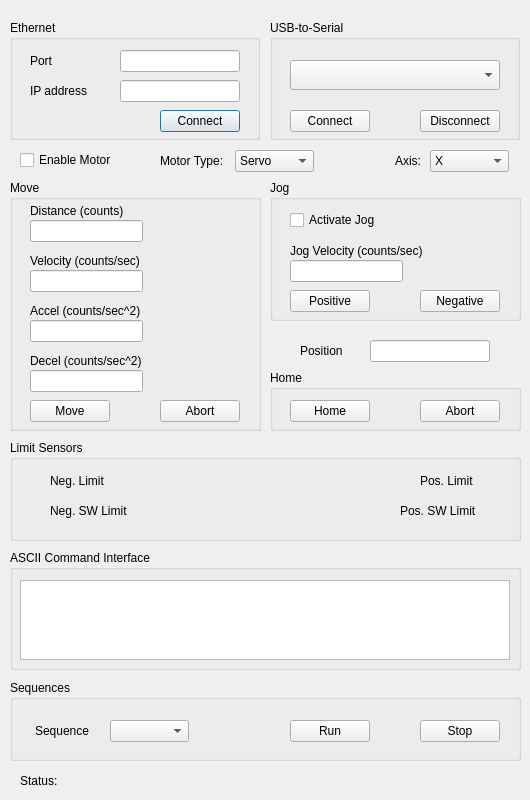
bobe-kui/MotionClient, file MotionClient.ui: the form before one commit.
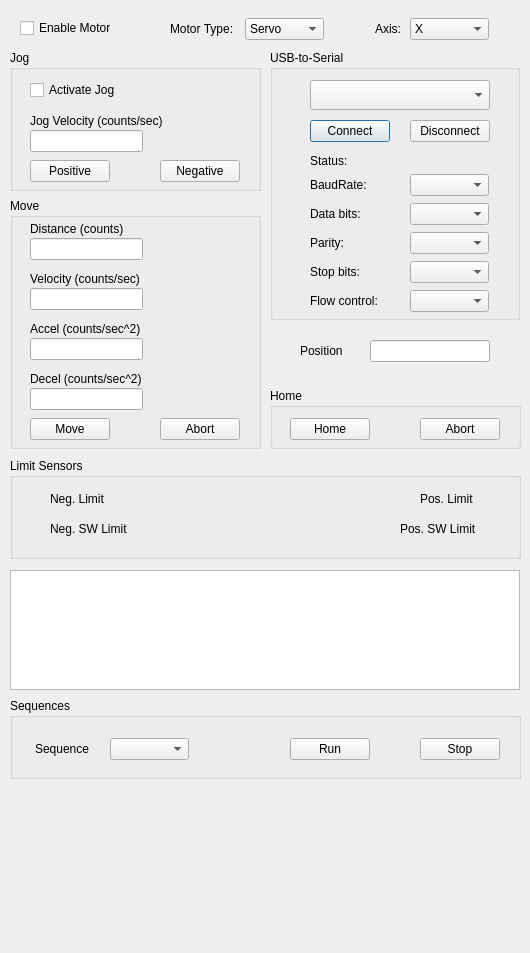
The form after the commit.

Commit message: Serial Ports successfully listed and connted

The edit to the form file:
```diff
--- a/MotionClient.ui
+++ b/MotionClient.ui
@@ -7,7 +7,7 @@
     <x>0</x>
     <y>0</y>
     <width>530</width>
-    <height>800</height>
+    <height>953</height>
    </rect>
   </property>
   <property name="windowTitle">
@@ -16,87 +16,6 @@
   <property name="autoFillBackground">
    <bool>false</bool>
   </property>
-  <widget class="QGroupBox" name="Ethernet">
-   <property name="enabled">
-    <bool>true</bool>
-   </property>
-   <property name="geometry">
-    <rect>
-     <x>10</x>
-     <y>20</y>
-     <width>250</width>
-     <height>120</height>
-    </rect>
-   </property>
-   <property name="title">
-    <string>Ethernet</string>
-   </property>
-   <widget class="QLineEdit" name="lineEdit">
-    <property name="geometry">
-     <rect>
-      <x>110</x>
-      <y>30</y>
-      <width>120</width>
-      <height>22</height>
-     </rect>
-    </property>
-   </widget>
-   <widget class="QLabel" name="PortLabel">
-    <property name="geometry">
-     <rect>
-      <x>20</x>
-      <y>30</y>
-      <width>57</width>
-      <height>22</height>
-     </rect>
-    </property>
-    <property name="lineWidth">
-     <number>1</number>
-    </property>
-    <property name="text">
-     <string>Port</string>
-    </property>
-   </widget>
-   <widget class="QLineEdit" name="lineEdit_2">
-    <property name="geometry">
-     <rect>
-      <x>110</x>
-      <y>60</y>
-      <width>120</width>
-      <height>22</height>
-     </rect>
-    </property>
-   </widget>
-   <widget class="QLabel" name="IPLabel">
-    <property name="geometry">
-     <rect>
-      <x>20</x>
-      <y>60</y>
-      <width>61</width>
-      <height>22</height>
-     </rect>
-    </property>
-    <property name="text">
-     <string>IP address</string>
-    </property>
-   </widget>
-   <widget class="QPushButton" name="EthernetButton">
-    <property name="enabled">
-     <bool>true</bool>
-    </property>
-    <property name="geometry">
-     <rect>
-      <x>150</x>
-      <y>90</y>
-      <width>80</width>
-      <height>22</height>
-     </rect>
-    </property>
-    <property name="text">
-     <string>Connect</string>
-    </property>
-   </widget>
-  </widget>
   <widget class="QGroupBox" name="USBtoSerialBox">
    <property name="enabled">
     <bool>true</bool>
@@ -104,9 +23,9 @@
    <property name="geometry">
     <rect>
      <x>270</x>
-     <y>20</y>
+     <y>50</y>
      <width>250</width>
-     <height>120</height>
+     <height>270</height>
     </rect>
    </property>
    <property name="title">
@@ -115,8 +34,8 @@
    <widget class="QPushButton" name="PushButton_PortConnect">
     <property name="geometry">
      <rect>
-      <x>20</x>
-      <y>90</y>
+      <x>40</x>
+      <y>70</y>
       <width>80</width>
       <height>22</height>
      </rect>
@@ -125,21 +44,11 @@
      <string>Connect</string>
     </property>
    </widget>
-   <widget class="QComboBox" name="serialPortInfoListBox">
-    <property name="geometry">
-     <rect>
-      <x>20</x>
-      <y>40</y>
-      <width>210</width>
-      <height>30</height>
-     </rect>
-    </property>
-   </widget>
    <widget class="QPushButton" name="PushButton_PortDisconnect">
     <property name="geometry">
      <rect>
-      <x>150</x>
-      <y>90</y>
+      <x>140</x>
+      <y>70</y>
       <width>80</width>
       <height>22</height>
      </rect>
@@ -148,12 +57,150 @@
      <string>Disconnect</string>
     </property>
    </widget>
+   <widget class="QComboBox" name="ComboBox_SerialPort">
+    <property name="geometry">
+     <rect>
+      <x>40</x>
+      <y>30</y>
+      <width>180</width>
+      <height>30</height>
+     </rect>
+    </property>
+   </widget>
+   <widget class="QLabel" name="flowControlLabel">
+    <property name="geometry">
+     <rect>
+      <x>40</x>
+      <y>240</y>
+      <width>77</width>
+      <height>22</height>
+     </rect>
+    </property>
+    <property name="text">
+     <string>Flow control:</string>
+    </property>
+   </widget>
+   <widget class="QComboBox" name="baudRateBox">
+    <property name="geometry">
+     <rect>
+      <x>140</x>
+      <y>124</y>
+      <width>79</width>
+      <height>22</height>
+     </rect>
+    </property>
+   </widget>
+   <widget class="QComboBox" name="dataBitsBox">
+    <property name="geometry">
+     <rect>
+      <x>140</x>
+      <y>153</y>
+      <width>79</width>
+      <height>22</height>
+     </rect>
+    </property>
+   </widget>
+   <widget class="QComboBox" name="flowControlBox">
+    <property name="geometry">
+     <rect>
+      <x>140</x>
+      <y>240</y>
+      <width>79</width>
+      <height>22</height>
+     </rect>
+    </property>
+   </widget>
+   <widget class="QComboBox" name="parityBox">
+    <property name="geometry">
+     <rect>
+      <x>140</x>
+      <y>182</y>
+      <width>79</width>
+      <height>22</height>
+     </rect>
+    </property>
+   </widget>
+   <widget class="QLabel" name="dataBitsLabel">
+    <property name="geometry">
+     <rect>
+      <x>40</x>
+      <y>153</y>
+      <width>77</width>
+      <height>22</height>
+     </rect>
+    </property>
+    <property name="text">
+     <string>Data bits:</string>
+    </property>
+   </widget>
+   <widget class="QLabel" name="stopBitsLabel">
+    <property name="geometry">
+     <rect>
+      <x>40</x>
+      <y>211</y>
+      <width>77</width>
+      <height>22</height>
+     </rect>
+    </property>
+    <property name="text">
+     <string>Stop bits:</string>
+    </property>
+   </widget>
+   <widget class="QComboBox" name="stopBitsBox">
+    <property name="geometry">
+     <rect>
+      <x>140</x>
+      <y>211</y>
+      <width>79</width>
+      <height>22</height>
+     </rect>
+    </property>
+   </widget>
+   <widget class="QLabel" name="parityLabel">
+    <property name="geometry">
+     <rect>
+      <x>40</x>
+      <y>182</y>
+      <width>77</width>
+      <height>22</height>
+     </rect>
+    </property>
+    <property name="text">
+     <string>Parity:</string>
+    </property>
+   </widget>
+   <widget class="QLabel" name="baudRateLabel">
+    <property name="geometry">
+     <rect>
+      <x>40</x>
+      <y>124</y>
+      <width>77</width>
+      <height>22</height>
+     </rect>
+    </property>
+    <property name="text">
+     <string>BaudRate:</string>
+    </property>
+   </widget>
+   <widget class="QLabel" name="Label_ConnectionStatus">
+    <property name="geometry">
+     <rect>
+      <x>40</x>
+      <y>100</y>
+      <width>180</width>
+      <height>22</height>
+     </rect>
+    </property>
+    <property name="text">
+     <string>Status:</string>
+    </property>
+   </widget>
   </widget>
   <widget class="QCheckBox" name="CheckBox_EnableMotor">
    <property name="geometry">
     <rect>
      <x>20</x>
-     <y>150</y>
+     <y>18</y>
      <width>111</width>
      <height>20</height>
     </rect>
@@ -165,8 +212,8 @@
   <widget class="QComboBox" name="comboBox">
    <property name="geometry">
     <rect>
-     <x>235</x>
-     <y>150</y>
+     <x>245</x>
+     <y>18</y>
      <width>79</width>
      <height>22</height>
     </rect>
@@ -185,8 +232,8 @@
   <widget class="QLabel" name="label">
    <property name="geometry">
     <rect>
-     <x>160</x>
-     <y>150</y>
+     <x>170</x>
+     <y>18</y>
      <width>80</width>
      <height>22</height>
     </rect>
@@ -198,8 +245,8 @@
   <widget class="QLabel" name="label_2">
    <property name="geometry">
     <rect>
-     <x>395</x>
-     <y>150</y>
+     <x>375</x>
+     <y>18</y>
      <width>30</width>
      <height>22</height>
     </rect>
@@ -211,8 +258,8 @@
   <widget class="QComboBox" name="ComboBox_AxisSelect">
    <property name="geometry">
     <rect>
-     <x>430</x>
-     <y>150</y>
+     <x>410</x>
+     <y>18</y>
      <width>79</width>
      <height>22</height>
     </rect>
@@ -237,7 +284,7 @@
    <property name="geometry">
     <rect>
      <x>10</x>
-     <y>180</y>
+     <y>198</y>
      <width>251</width>
      <height>251</height>
     </rect>
@@ -367,8 +414,8 @@
   <widget class="QGroupBox" name="groupBox_2">
    <property name="geometry">
     <rect>
-     <x>270</x>
-     <y>180</y>
+     <x>10</x>
+     <y>50</y>
      <width>251</width>
      <height>141</height>
     </rect>
@@ -443,7 +490,7 @@
    <property name="geometry">
     <rect>
      <x>270</x>
-     <y>370</y>
+     <y>388</y>
      <width>251</width>
      <height>61</height>
     </rect>
@@ -508,7 +555,7 @@
    <property name="geometry">
     <rect>
      <x>10</x>
-     <y>440</y>
+     <y>458</y>
      <width>511</width>
      <height>101</height>
     </rect>
@@ -575,34 +622,11 @@
     </property>
    </widget>
   </widget>
-  <widget class="QGroupBox" name="groupBox_5">
-   <property name="geometry">
-    <rect>
-     <x>10</x>
-     <y>550</y>
-     <width>511</width>
-     <height>120</height>
-    </rect>
-   </property>
-   <property name="title">
-    <string>ASCII Command Interface</string>
-   </property>
-   <widget class="QTextEdit" name="console">
-    <property name="geometry">
-     <rect>
-      <x>10</x>
-      <y>30</y>
-      <width>490</width>
-      <height>80</height>
-     </rect>
-    </property>
-   </widget>
-  </widget>
   <widget class="QGroupBox" name="groupBox_6">
    <property name="geometry">
     <rect>
      <x>10</x>
-     <y>680</y>
+     <y>698</y>
      <width>511</width>
      <height>81</height>
     </rect>
@@ -660,18 +684,15 @@
     </property>
    </widget>
   </widget>
-  <widget class="QLabel" name="Label_ConnectionStatus">
+  <widget class="QPlainTextEdit" name="console">
    <property name="geometry">
     <rect>
-     <x>20</x>
-     <y>770</y>
-     <width>200</width>
-     <height>22</height>
+     <x>10</x>
+     <y>570</y>
+     <width>510</width>
+     <height>120</height>
     </rect>
    </property>
-   <property name="text">
-    <string>Status:</string>
-   </property>
   </widget>
  </widget>
  <resources/>
```
The commit also changes 5 other files.
